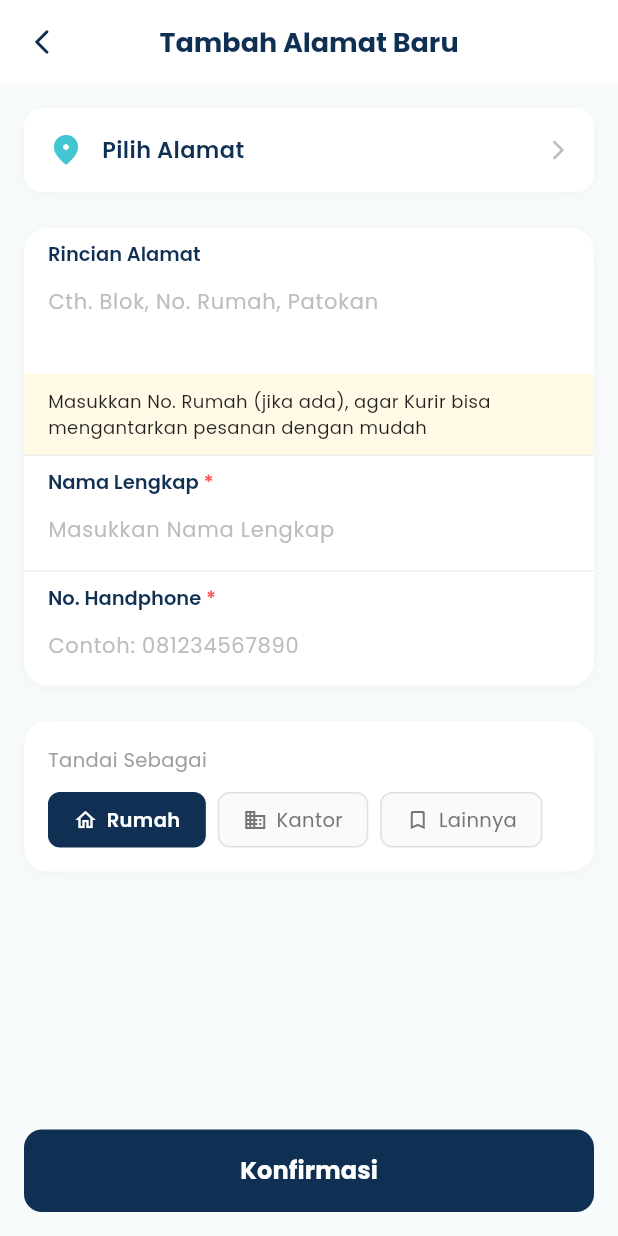
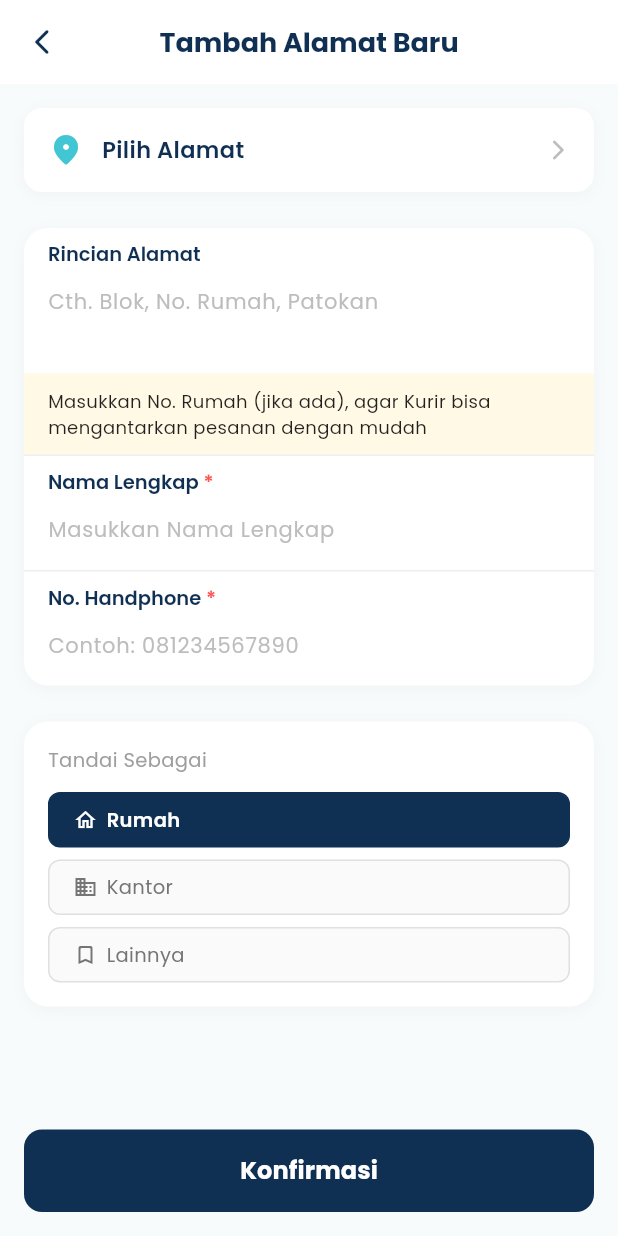
Before and after one commit to PBL-Kelompok6-WishWash/WishWash-Mobile, a Flutter app: the TambahAlamatScreen screen opened directly, on a phone screen of 412 x 824 dp. Run offline on Flutter 3.47's test engine with Material 3 defaults, Android fonts, the phone set to English and light mode, and no system bars; our stand-ins replace geocoding, geolocator, google_fonts, google_maps_flutter, image_picker, lottie and 2 more; missing offline and left inert: image_gallery_saver_plus; accounts and stored records are empty; network calls fail.

Commit message:
feat: rebrand mobile app & optimize responsiveness across auth & address screens

```diff
--- a/lib/screens/pelanggan/home/home_screen.dart
+++ b/lib/screens/pelanggan/home/home_screen.dart
@@ -827,11 +827,11 @@
                 : GridView.builder(
                     shrinkWrap: true,
                     physics: const NeverScrollableScrollPhysics(),
-                    gridDelegate: const SliverGridDelegateWithFixedCrossAxisCount(
+                    gridDelegate: SliverGridDelegateWithFixedCrossAxisCount(
                       crossAxisCount: 2,
                       mainAxisSpacing: 12,
                       crossAxisSpacing: 12,
-                      childAspectRatio: 2.1,
+                      childAspectRatio: MediaQuery.of(context).size.width < 360 ? 1.75 : 2.1,
                     ),
                     itemCount: _services.length,
                     itemBuilder: (context, index) {
--- a/lib/screens/pelanggan/home/tambah_alamat_screen.dart
+++ b/lib/screens/pelanggan/home/tambah_alamat_screen.dart
@@ -213,12 +213,12 @@
                     ),
                   ),
                   const SizedBox(height: 12),
-                  Row(
+                  Wrap(
+                    spacing: 8,
+                    runSpacing: 8,
                     children: [
                       _buildLabelChip('Rumah', Icons.home_outlined),
-                      const SizedBox(width: 8),
                       _buildLabelChip('Kantor', Icons.business_outlined),
-                      const SizedBox(width: 8),
                       _buildLabelChip('Lainnya', Icons.bookmark_border_rounded),
                     ],
                   ),
```
Also changed, not shown: lib/screens/landing_page.dart (+18 -8 lines), lib/screens/pelanggan/home/alamat_screen.dart (+13 -8 lines), lib/screens/pelanggan/home/pilih_alamat_screen.dart (+11 -6 lines), pubspec.yaml (+9 -0 lines), pubspec.lock, 35 other files.
